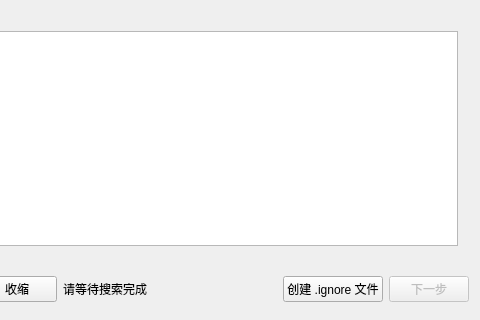
Above: nfo_scraper/process_shows.ui from spr-equinox/nfo_scraper before the change; both pictures show x 120 to 600 and y 280 to 600 of the 600 by 600 pixel window. Below: the same form after it.
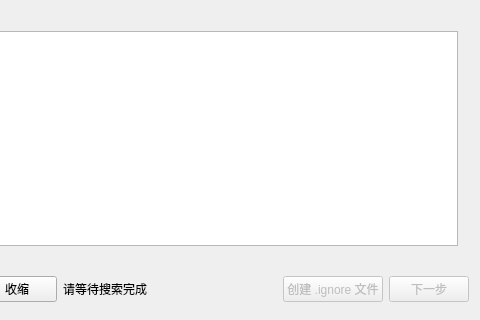
That is the form after the change.

The edit to the form file:
```diff
--- a/nfo_scraper/process_shows.ui
+++ b/nfo_scraper/process_shows.ui
@@ -132,6 +132,9 @@
         <property name="text">
          <string>创建 .ignore 文件</string>
         </property>
+		<property name="enabled">
+         <bool>false</bool>
+        </property>
        </widget>
       </item>
       <item>
```
